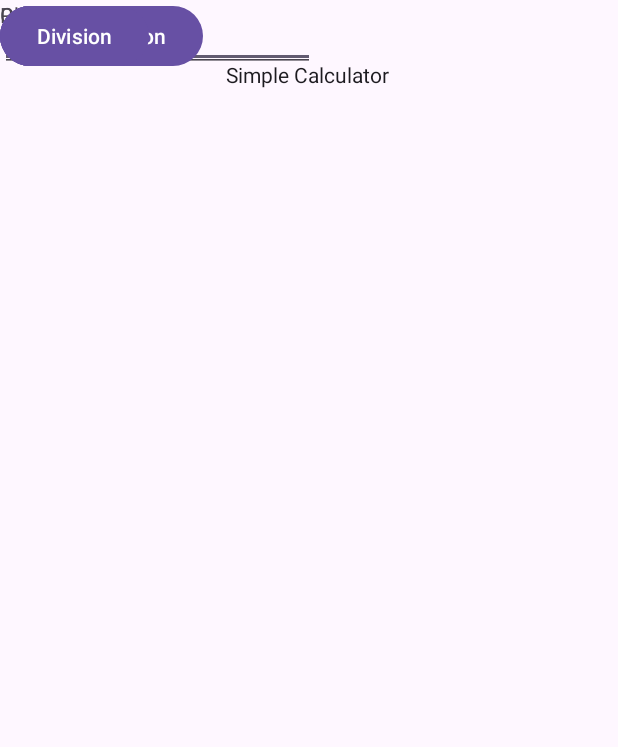
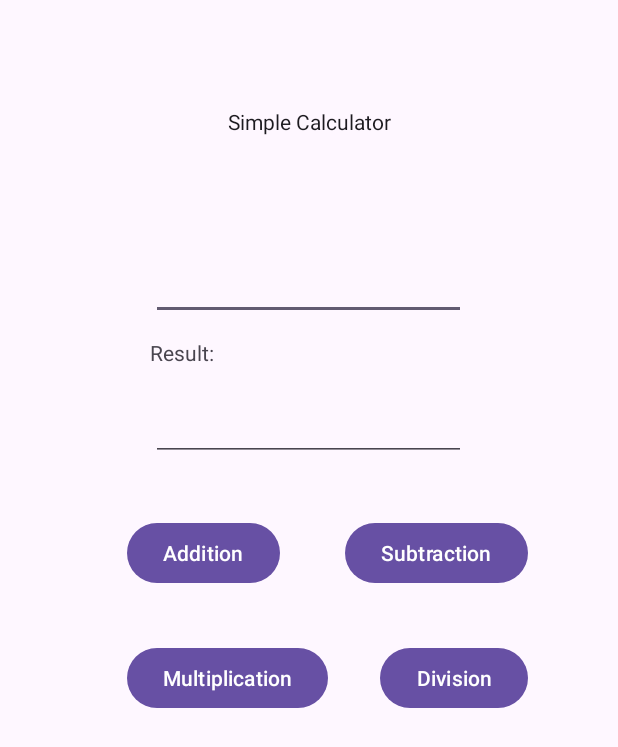
Before and after one commit to theohp14/Pahamotang.Knuth.calculatorv1, an Android app: the screen it shows after launch (MainActivity), on a phone screen of 412 x 824 dp. Shown: the top 747 px of the screen. Run offline under Robolectric (Android 15) with nearby library versions, the phone set to English and light mode, and no system bars.

Commit message:
Pahamotang_Calculator

```diff
--- a/app/src/main/res/layout/activity_main.xml
+++ b/app/src/main/res/layout/activity_main.xml
@@ -8,90 +8,126 @@
 
     <TextView
         android:id="@+id/title"
-        android:layout_width="110dp"
-        android:layout_height="23dp"
+        android:layout_width="wrap_content"
+        android:layout_height="wrap_content"
         android:text="Simple Calculator"
         android:textAppearance="@style/TextAppearance.AppCompat.Body1"
-        app:layout_constraintBottom_toBottomOf="parent"
+        app:layout_constraintBottom_toTopOf="@+id/txtnum1"
         app:layout_constraintEnd_toEndOf="parent"
-        app:layout_constraintHorizontal_bias="0.498"
         app:layout_constraintStart_toStartOf="parent"
         app:layout_constraintTop_toTopOf="parent"
-        app:layout_constraintVertical_bias="0.050000012"
+        app:layout_constraintVertical_bias="0.478"
         tools:ignore="TextSizeCheck" />
 
     <TextView
         android:id="@+id/txtResult"
         android:layout_width="43dp"
         android:layout_height="19dp"
+        android:layout_marginTop="57dp"
+        android:layout_marginEnd="167dp"
+        android:layout_marginBottom="63dp"
         android:text="Result:"
-        tools:layout_editor_absoluteX="100dp"
-        tools:layout_editor_absoluteY="136dp"
-        tools:ignore="MissingConstraints" />
+        app:layout_constraintBottom_toBottomOf="@+id/txtNum2"
+        app:layout_constraintEnd_toEndOf="@+id/txtnum1"
+        app:layout_constraintTop_toTopOf="@+id/txtnum1"
+        tools:ignore="MissingConstraints,TextSizeCheck" />
 
     <TextView
         android:id="@+id/textView2"
         android:layout_width="39dp"
-        android:layout_height="19dp"
+        android:layout_height="0dp"
+        android:layout_marginTop="77dp"
+        android:layout_marginEnd="171dp"
+        android:layout_marginBottom="62dp"
         android:text="Check"
-        tools:ignore="TextSizeCheck"
-        tools:layout_editor_absoluteX="168dp"
-        tools:layout_editor_absoluteY="136dp" />
+        app:layout_constraintBottom_toBottomOf="@+id/txtnum1"
+        app:layout_constraintEnd_toEndOf="@+id/txtnum1"
+        app:layout_constraintStart_toStartOf="@+id/txtnum1"
+        app:layout_constraintTop_toBottomOf="@+id/title"
+        tools:ignore="MissingConstraints,TextSizeCheck" />
 
     <Button
         android:id="@+id/button1"
-        android:layout_width="102dp"
+        android:layout_width="wrap_content"
         android:layout_height="48dp"
+        android:layout_marginTop="37dp"
+        android:layout_marginEnd="108dp"
+        android:layout_marginBottom="35dp"
         android:onClick="buttonAddition"
-        android:text="@string/addition"
-        tools:ignore="MissingConstraints,TextSizeCheck,UsingOnClickInXml"
-        tools:layout_editor_absoluteX="84dp"
-        tools:layout_editor_absoluteY="363dp" />
+        android:text="Addition"
+        app:layout_constraintBottom_toTopOf="@+id/button3"
+        app:layout_constraintEnd_toEndOf="@+id/txtNum2"
+        app:layout_constraintHorizontal_bias="0.84"
+        app:layout_constraintStart_toStartOf="parent"
+        app:layout_constraintTop_toBottomOf="@+id/txtNum2"
+        app:layout_constraintVertical_bias="0.0"
+        tools:ignore="MissingConstraints,TextSizeCheck,UsingOnClickInXml" />
 
     <EditText
         android:id="@+id/txtnum1"
         android:layout_width="210dp"
         android:layout_height="45dp"
+        android:layout_marginStart="100dp"
+        android:layout_marginEnd="101dp"
+        android:layout_marginBottom="46dp"
         android:ems="10"
         android:inputType="text"
-        tools:layout_editor_absoluteX="100dp"
-        tools:layout_editor_absoluteY="187dp"
+        app:layout_constraintBottom_toTopOf="@+id/txtNum2"
+        app:layout_constraintEnd_toEndOf="parent"
+        app:layout_constraintStart_toStartOf="parent"
         tools:ignore="MissingConstraints" />
 
     <EditText
         android:id="@+id/txtNum2"
         android:layout_width="210dp"
         android:layout_height="48dp"
+        android:layout_marginStart="100dp"
+        android:layout_marginTop="46dp"
+        android:layout_marginEnd="101dp"
         android:ems="10"
         android:inputType="text"
-        tools:layout_editor_absoluteX="100dp"
-        tools:layout_editor_absoluteY="278dp" />
+        app:layout_constraintEnd_toEndOf="parent"
+        app:layout_constraintStart_toStartOf="parent"
+        app:layout_constraintTop_toBottomOf="@+id/txtnum1"
+        tools:ignore="MissingConstraints" />
 
     <Button
         android:id="@+id/button2"
         android:layout_width="122dp"
-        android:layout_height="48dp"
+        android:layout_height="wrap_content"
+        android:layout_marginTop="85dp"
+        android:layout_marginBottom="83dp"
         android:onClick="buttonSubtraction"
         android:text="Subtraction"
-        tools:layout_editor_absoluteX="219dp"
-        tools:layout_editor_absoluteY="363dp" />
+        app:layout_constraintBottom_toBottomOf="@+id/button4"
+        app:layout_constraintEnd_toEndOf="parent"
+        app:layout_constraintHorizontal_bias="0.417"
+        app:layout_constraintStart_toEndOf="@+id/button1"
+        app:layout_constraintTop_toTopOf="@+id/txtNum2"
+        tools:ignore="MissingConstraints" />
 
     <Button
         android:id="@+id/button3"
-        android:layout_width="135dp"
-        android:layout_height="48dp"
+        android:layout_width="wrap_content"
+        android:layout_height="wrap_content"
+        android:layout_marginBottom="348dp"
         android:onClick="buttonMultiplication"
         android:text="Multiplication"
-        tools:layout_editor_absoluteX="84dp"
-        tools:layout_editor_absoluteY="446dp" />
+        app:layout_constraintBottom_toBottomOf="parent"
+        app:layout_constraintStart_toStartOf="@+id/button1"
+        tools:ignore="MissingConstraints" />
 
     <Button
         android:id="@+id/button4"
-        android:layout_width="99dp"
+        android:layout_width="0dp"
         android:layout_height="48dp"
+        android:layout_marginTop="35dp"
+        android:layout_marginBottom="348dp"
         android:onClick="buttonDivision"
         android:text="Division"
-        tools:layout_editor_absoluteX="242dp"
-        tools:layout_editor_absoluteY="446dp" />
+        app:layout_constraintBottom_toBottomOf="parent"
+        app:layout_constraintEnd_toEndOf="@+id/button2"
+        app:layout_constraintTop_toBottomOf="@+id/button2"
+        tools:ignore="MissingConstraints" />
 
 </androidx.constraintlayout.widget.ConstraintLayout>
--- a/app/src/main/res/values/strings.xml
+++ b/app/src/main/res/values/strings.xml
@@ -1,3 +1,5 @@
 <resources>
     <string name="app_name">calculator</string>
+    <string name="addition">Addition</string>
+    <string name="subtraction">Subtraction</string>
 </resources>
```
